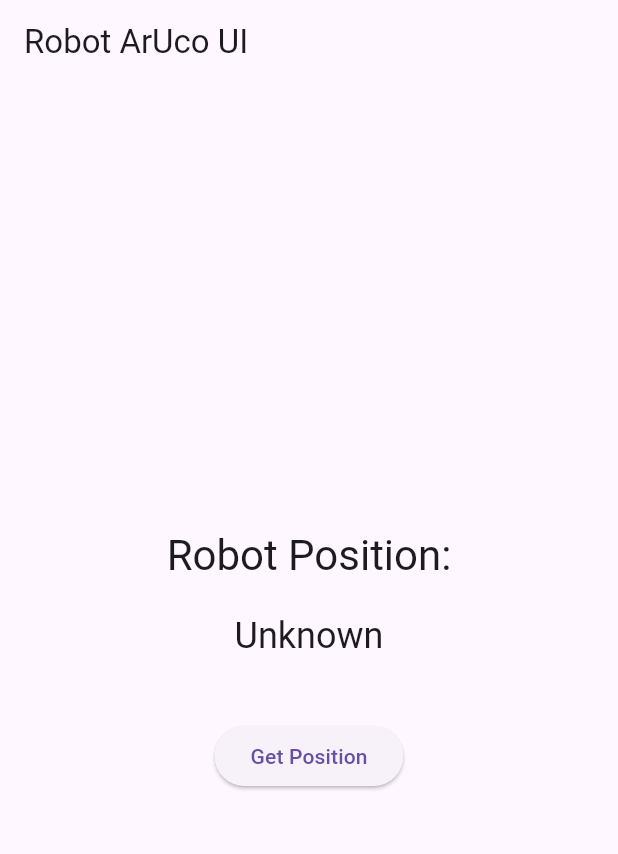
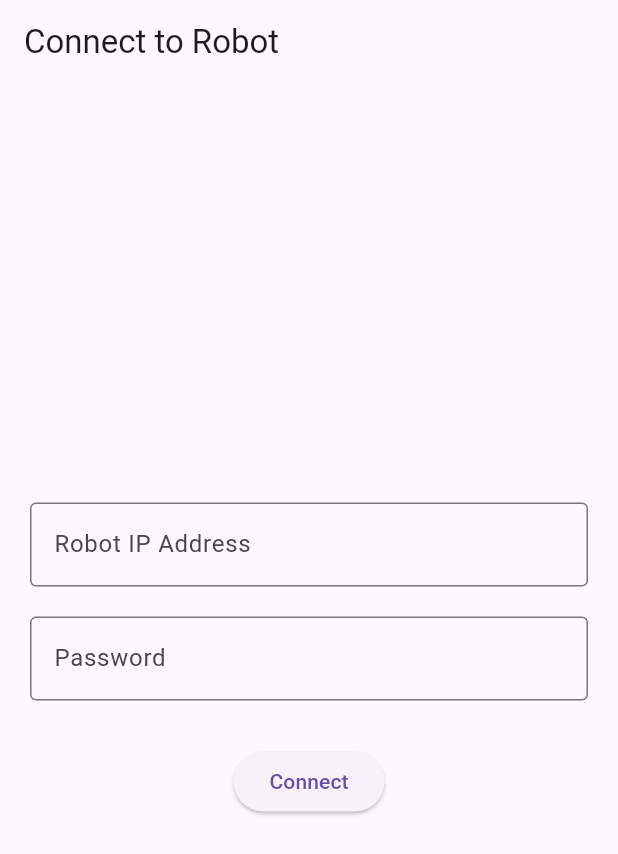
Before and after one commit to GabelTomer/IOT, a Flutter app: the screen it shows after launch, on a phone screen of 412 x 824 dp. Shown: the top 854 px of the screen. Run offline on Flutter 3.47's test engine with Material 3 defaults, Android fonts, the light colour scheme and no system bars.

Commit message:
added basic ui implementation

```diff
--- a/application/aruco_ui/lib/main.dart
+++ b/application/aruco_ui/lib/main.dart
@@ -13,32 +13,111 @@ class ArucoApp extends StatelessWidget {
   Widget build(BuildContext context) {
     return MaterialApp(
       title: 'Aruco Robot UI',
-      theme: ThemeData(
-        primarySwatch: Colors.blue,
-      ),
-      home: const HomeScreen(),
+      theme: ThemeData(primarySwatch: Colors.blue),
+      home: const ConnectionPage(),
     );
   }
 }
 
-class HomeScreen extends StatefulWidget {
-  const HomeScreen({super.key});
+class ConnectionPage extends StatefulWidget {
+  const ConnectionPage({super.key});
 
   @override
-  State<HomeScreen> createState() => _HomeScreenState();
+  State<ConnectionPage> createState() => _ConnectionPage();
 }
 
-class _HomeScreenState extends State<HomeScreen> {
+class _ConnectionPage extends State<ConnectionPage> {
+  final TextEditingController ipController = TextEditingController();
+  final TextEditingController passwordController = TextEditingController();
+
+  void ConnectToRobot(){
+    String ip = ipController.text;
+    String password = passwordController.text;
+    if (ip.isNotEmpty && password.isNotEmpty) {
+      Navigator.push(
+        context,
+        MaterialPageRoute(
+          builder: (context) => RobotControl(ipAddress: ip, password: password),
+        ),
+      );
+    } else {
+      ScaffoldMessenger.of(context).showSnackBar(
+        const SnackBar(content: Text('Please enter IP and Password')),
+      );
+    }
+  }
+
+  @override
+  Widget build(BuildContext context) {
+    return Scaffold(
+
+      appBar: AppBar(title: const Text('Connect to Robot')),
+      body: Padding(
+        padding: const EdgeInsets.all(20.0),
+        child: Column(
+          mainAxisAlignment: MainAxisAlignment.center,
+          children: [
+            TextField(
+              controller: ipController,
+              decoration: const InputDecoration(
+                labelText: 'Robot IP Address',
+                border: OutlineInputBorder(),
+              ),
+            ),
+            const SizedBox(height: 20),
+            TextField(
+              controller: passwordController,
+              obscureText: true,
+              decoration: const InputDecoration(
+                labelText: 'Password',
+                border: OutlineInputBorder(),
+              ),
+            ),
+            const SizedBox(height: 30),
+            ElevatedButton(
+              onPressed: ConnectToRobot,
+              child: const Text('Connect'),
+            ),
+          ],
+        ),
+      ),
+
+    );
+
+  }
+}
+
+
+class RobotControl extends StatefulWidget {
+  final String ipAddress;
+  final String password;
+  const RobotControl({super.key, required this.ipAddress, required this.password});
+
+  @override
+  State<RobotControl> createState() => _RobotControl();
+}
+
+class _RobotControl extends State<RobotControl> {
+  @override
+  void initState() {
+    super.initState();
+  }
+
   String robotPosition = "Unknown";
-  final String piAddress = "http://192.168.1.100:5000";  // <-- Change to your Raspberry Pi IP
 
+  double robotX = 100;
+  double robotY = 100;
+
+  int scaleFactor = 100;
   Future<void> fetchRobotPosition() async {
     try {
-      final response = await http.get(Uri.parse('$piAddress/get_position'));
+      final response = await http.get(Uri.parse('http://${widget.ipAddress}:5000/get_position'));
       if (response.statusCode == 200) {
         final data = json.decode(response.body);
         setState(() {
           robotPosition = "X: ${data['x']}, Y: ${data['y']}, Z: ${data['z']}";
+          robotX = data['x'] * scaleFactor; // Scale for display
+          robotY = data['y'] * scaleFactor; // Scale for display
         });
       } else {
         setState(() {
@@ -54,14 +133,33 @@ class _HomeScreenState extends State<HomeScreen> {
 
   @override
   Widget build(BuildContext context) {
+    double screenWidth = MediaQuery.of(context).size.width;
+    double screenHeight = MediaQuery.of(context).size.height;
     return Scaffold(
-      appBar: AppBar(
-        title: const Text('Robot ArUco UI'),
-      ),
+
+      appBar: AppBar(title: const Text('Robot ArUco UI')),
       body: Center(
         child: Column(
           mainAxisAlignment: MainAxisAlignment.center,
           children: [
+            Container(
+              width: screenWidth * 0.8,
+              height: screenHeight * 0.4,
+              color: Colors.blue[50],
+              child: Stack(
+                children: [
+                  CustomPaint(
+                    size: Size(screenWidth * 0.8, screenHeight * 0.4),
+                    painter: GridPainter(),
+                  ),
+                  Positioned(
+                    left: robotX,
+                    top: robotY,
+                    child: Icon(Icons.android, size: 30, color: Colors.green),
+                  ),
+                ],
+              ),
+            ),
             Text(
               'Robot Position:',
               style: Theme.of(context).textTheme.headlineMedium,
@@ -81,4 +179,26 @@ class _HomeScreenState extends State<HomeScreen> {
       ),
     );
   }
+
+
 }
+class GridPainter extends CustomPainter {
+  @override
+  void paint(Canvas canvas, Size size) {
+    final paint = Paint()
+      ..color = Colors.grey
+      ..strokeWidth = 1;
+
+    double step = size.width / 10; // 10x10 grid
+
+    for (double x = 0; x <= size.width; x += step) {
+      canvas.drawLine(Offset(x, 0), Offset(x, size.height), paint);
+    }
+    for (double y = 0; y <= size.height; y += step) {
+      canvas.drawLine(Offset(0, y), Offset(size.width, y), paint);
+    }
+  }
+
+  @override
+  bool shouldRepaint(covariant CustomPainter oldDelegate) => false;
+}
```
Also changed, not shown: 1 other file.
